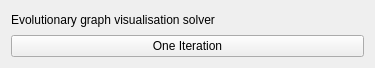
The window that src/graph/solver/evolutionarysolverplayer.ui (mina86/physics-opengl) describes before a commit, drawn with Qt 5.
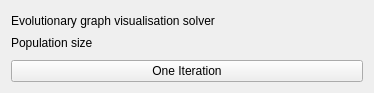
The same window after the commit. Custom widgets are drawn as their Qt base class.

What changed in the file:
```diff
--- a/src/graph/solver/evolutionarysolverplayer.ui
+++ b/src/graph/solver/evolutionarysolverplayer.ui
@@ -6,22 +6,52 @@
    <rect>
     <x>0</x>
     <y>0</y>
-    <width>375</width>
-    <height>68</height>
+    <width>374</width>
+    <height>93</height>
    </rect>
   </property>
   <property name="windowTitle">
    <string>Form</string>
   </property>
-  <layout class="QGridLayout" name="gridLayout">
-   <item row="0" column="0">
+  <layout class="QVBoxLayout" name="verticalLayout">
+   <item>
     <widget class="QLabel" name="label">
      <property name="text">
       <string>Evolutionary graph visualisation solver</string>
      </property>
     </widget>
    </item>
-   <item row="1" column="0">
+   <item>
+    <layout class="QFormLayout" name="populationSizeLayout">
+     <property name="fieldGrowthPolicy">
+      <enum>QFormLayout::AllNonFixedFieldsGrow</enum>
+     </property>
+     <item row="0" column="0">
+      <widget class="QLabel" name="populationSizeLabel">
+       <property name="text">
+        <string>Population size</string>
+       </property>
+      </widget>
+     </item>
+     <item row="0" column="1">
+      <widget class="ui::QLongSpinBox" name="populationSize" native="true">
+       <property name="enabled">
+        <bool>false</bool>
+       </property>
+       <property name="readOnly" stdset="0">
+        <bool>true</bool>
+       </property>
+       <property name="minimum" stdset="0">
+        <number>1</number>
+       </property>
+       <property name="maximum" stdset="0">
+        <number>10000</number>
+       </property>
+      </widget>
+     </item>
+    </layout>
+   </item>
+   <item>
     <widget class="QPushButton" name="oneIterationButton">
      <property name="text">
       <string>One Iteration</string>
@@ -30,6 +60,13 @@
    </item>
   </layout>
  </widget>
+ <customwidgets>
+  <customwidget>
+   <class>ui::QLongSpinBox</class>
+   <extends>QWidget</extends>
+   <header>../src/ui/widgets/qlongspinbox.hpp</header>
+  </customwidget>
+ </customwidgets>
  <resources/>
  <connections/>
 </ui>
```
